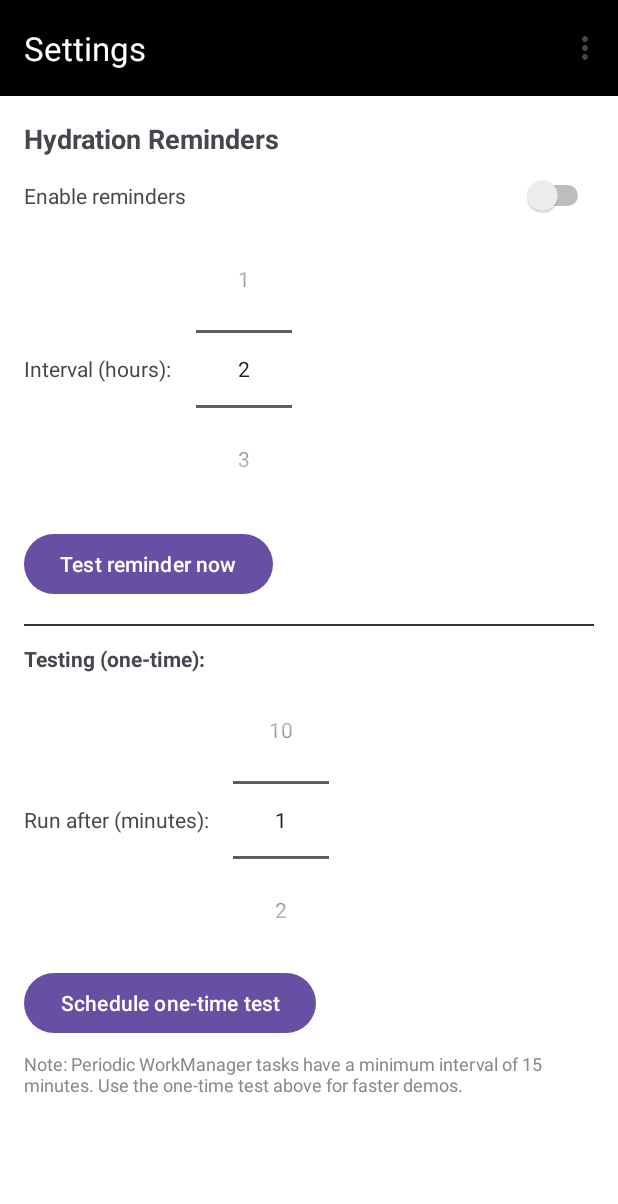
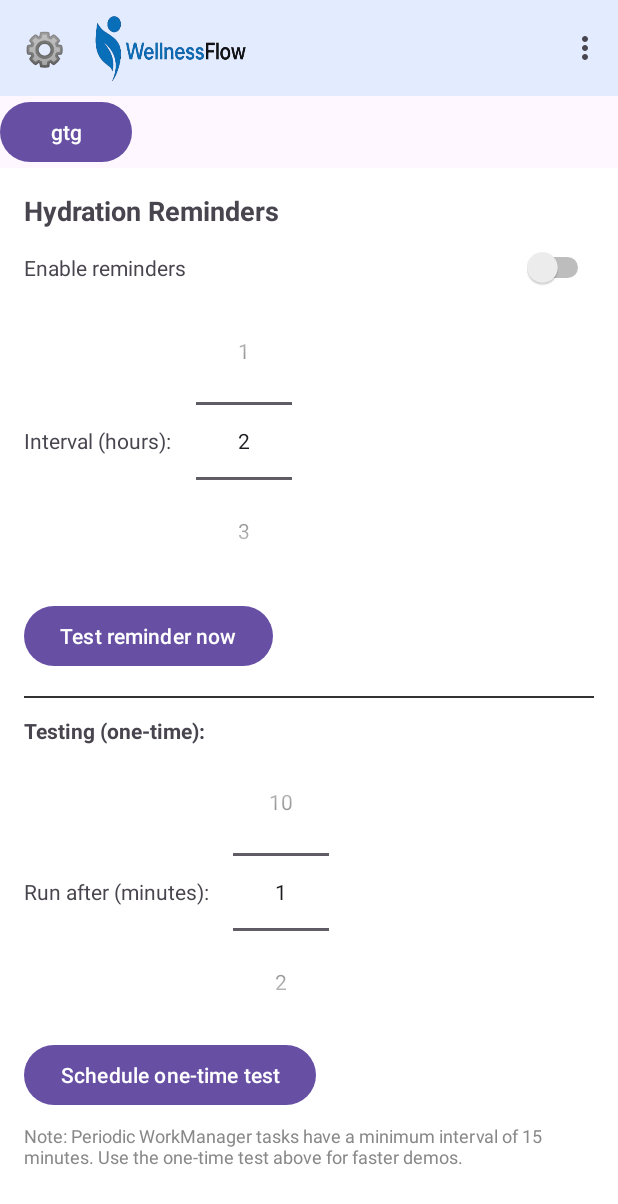
Before and after one commit to theshanGeeth123/WellnessFlow-Android-App, an Android app: the MainActivity2 screen opened directly, with no data from a screen before it, in the options menu, after a tap on "Settings", on a phone screen of 412 x 824 dp. Shown: the top 1204 px of the screen. Run offline under Robolectric (Android 15) with nearby library versions, the phone set to English and light mode, and no system bars; 2 statements that could not run were skipped.

Commit message:
Start to add separate buttons for navigations of the frames

```diff
--- a/android-test/app/src/main/AndroidManifest.xml
+++ b/android-test/app/src/main/AndroidManifest.xml
@@ -7,7 +7,7 @@
         android:dataExtractionRules="@xml/data_extraction_rules"
         android:fullBackupContent="@xml/backup_rules"
         android:icon="@mipmap/ic_launcher"
-        android:label="@string/app_name"
+        android:label=""
         android:roundIcon="@mipmap/ic_launcher_round"
         android:supportsRtl="true"
         android:theme="@style/Theme.Y2S2_assignment2"
--- a/android-test/app/src/main/java/com/example/assignment3/MainActivity2.kt
+++ b/android-test/app/src/main/java/com/example/assignment3/MainActivity2.kt
@@ -3,6 +3,7 @@ package com.example.assignment3
 import android.os.Bundle
 import android.view.Menu
 import android.view.MenuItem
+import android.widget.Button
 import androidx.appcompat.app.AppCompatActivity
 import com.example.assignment3.notifications.NotificationHelper
 import com.example.assignment3.ui.settings.SettingsFragment
@@ -32,6 +33,21 @@ class MainActivity2 : AppCompatActivity() {
                 )
                 .commit()
         }
+
+        val btn1 = findViewById<Button>(R.id.btn1)
+        btn1.setOnClickListener {
+            supportActionBar?.title = "\uD83D\uDE0A"
+            supportFragmentManager.beginTransaction()
+                .replace(
+                    R.id.fragmentContainer,
+                    com.example.assignment3.ui.mood.MoodListFragment()
+                )
+                .addToBackStack("mood") // optional: enables back button to return
+                .commit()
+        }
+
+
+
     }
 
     override fun onCreateOptionsMenu(menu: Menu): Boolean {
@@ -42,7 +58,7 @@ class MainActivity2 : AppCompatActivity() {
     override fun onOptionsItemSelected(item: MenuItem): Boolean {
         return when (item.itemId) {
             R.id.menu_habits -> {
-                supportActionBar?.title = getString(R.string.activities)
+                supportActionBar?.title = "\uD83C\uDFC3\u200D♂\uFE0F"
                 supportFragmentManager.beginTransaction()
                     .replace(
                         R.id.fragmentContainer,
@@ -52,7 +68,7 @@ class MainActivity2 : AppCompatActivity() {
                 true
             }
             R.id.menu_mood -> {
-                supportActionBar?.title = getString(R.string.mood_journal)
+                supportActionBar?.title = "\uD83D\uDE0A"
                 supportFragmentManager.beginTransaction()
                     .replace(
                         R.id.fragmentContainer,
@@ -62,7 +78,7 @@ class MainActivity2 : AppCompatActivity() {
                 true
             }
             R.id.menu_settings -> {
-                supportActionBar?.title = "Settings"
+                supportActionBar?.title = "⚙\uFE0F"
                 supportFragmentManager.beginTransaction()
                     .replace(R.id.fragmentContainer, SettingsFragment())
                     .commit()
--- a/android-test/app/src/main/res/layout/activity_main.xml
+++ b/android-test/app/src/main/res/layout/activity_main.xml
@@ -39,7 +39,7 @@
         app:layout_constraintStart_toStartOf="parent"
         app:layout_constraintTop_toTopOf="parent"
         app:layout_constraintVertical_bias="0.189"
-        app:srcCompat="@drawable/logoNew" />
+        app:srcCompat="@drawable/logo" />
 
     <TextView
         android:id="@+id/textView"
--- a/android-test/app/src/main/res/layout/activity_main2.xml
+++ b/android-test/app/src/main/res/layout/activity_main2.xml
@@ -9,10 +9,24 @@
         android:id="@+id/topAppBar"
         android:layout_width="match_parent"
         android:layout_height="?attr/actionBarSize"
-        android:background="@color/black"
-        app:title="@string/activities"
+        android:background="#E3EBFF"
         app:titleCentered="false"
-        app:titleTextColor="@android:color/white" />
+        app:titleTextColor="@android:color/white" >
+
+       <ImageView
+           android:layout_width="130dp"
+           android:layout_height="wrap_content"
+           android:background="@drawable/logo"
+           />
+
+    </com.google.android.material.appbar.MaterialToolbar>
+
+    <Button
+        android:id="@+id/btn1"
+        android:layout_width="wrap_content"
+        android:layout_height="wrap_content"
+        android:text="gtg"
+        ></Button>
 
     <FrameLayout
         android:id="@+id/fragmentContainer"
--- a/android-test/app/src/main/res/values/strings.xml
+++ b/android-test/app/src/main/res/values/strings.xml
@@ -1,5 +1,5 @@
 <resources>
-    <string name="app_name">Assignment 3</string>
+
 
 
     <string name="edit_habit">Edit Habit</string>
```
Also changed, not shown: android-test/app/src/main/res/drawable/logo.png (renamed from android-test/app/src/main/res/drawable/logoNew.png), 1 other file.
